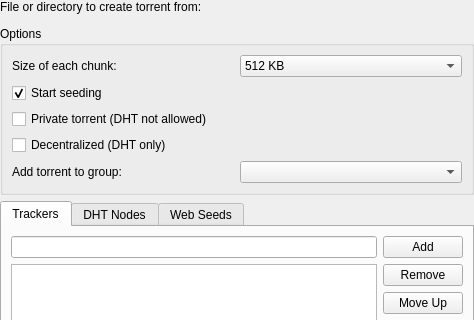
The window that ktorrent/torrentcreatordlg.ui (KDE/ktorrent) describes before a commit, drawn with Qt 5; both pictures show x 0 to 474 and y 0 to 320 of the 474 by 565 pixel window.
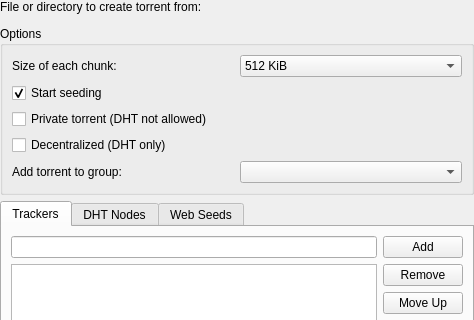
The same window after the commit. Custom widgets are drawn as their Qt base class.

The edit to the form file:
```diff
--- a/ktorrent/torrentcreatordlg.ui
+++ b/ktorrent/torrentcreatordlg.ui
@@ -90,7 +90,7 @@
           </item>
           <item>
            <property name="text" >
-            <string>512 KB</string>
+            <string>512 KiB</string>
            </property>
           </item>
           <item>
```
Left out of the diff: 16 changed lines with no effect on the pictures.
